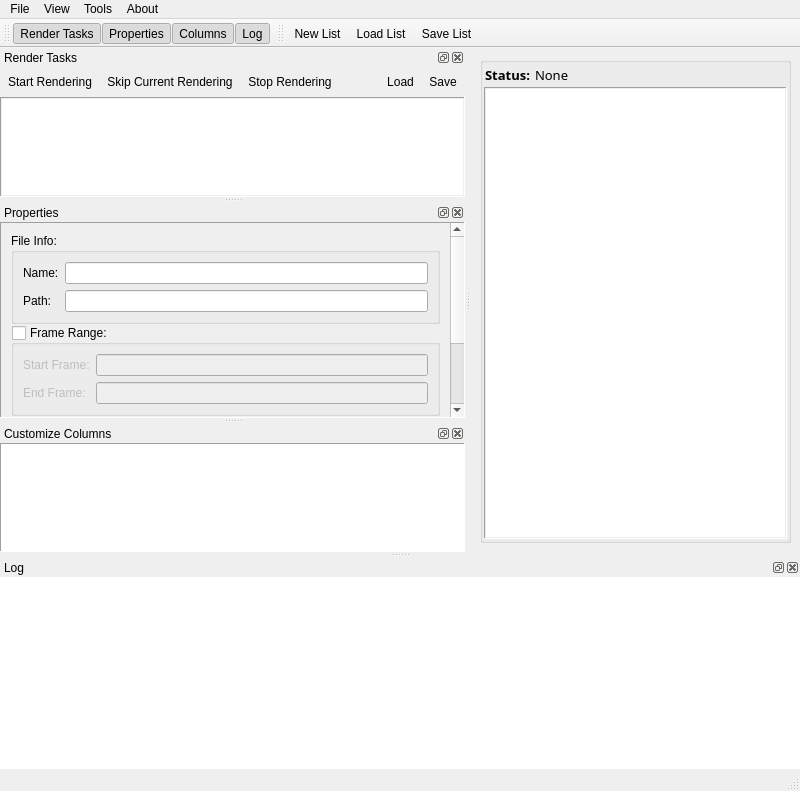
Above: uis/winMain.ui from kaymatrix/lra before the change. Below: the same form after it.
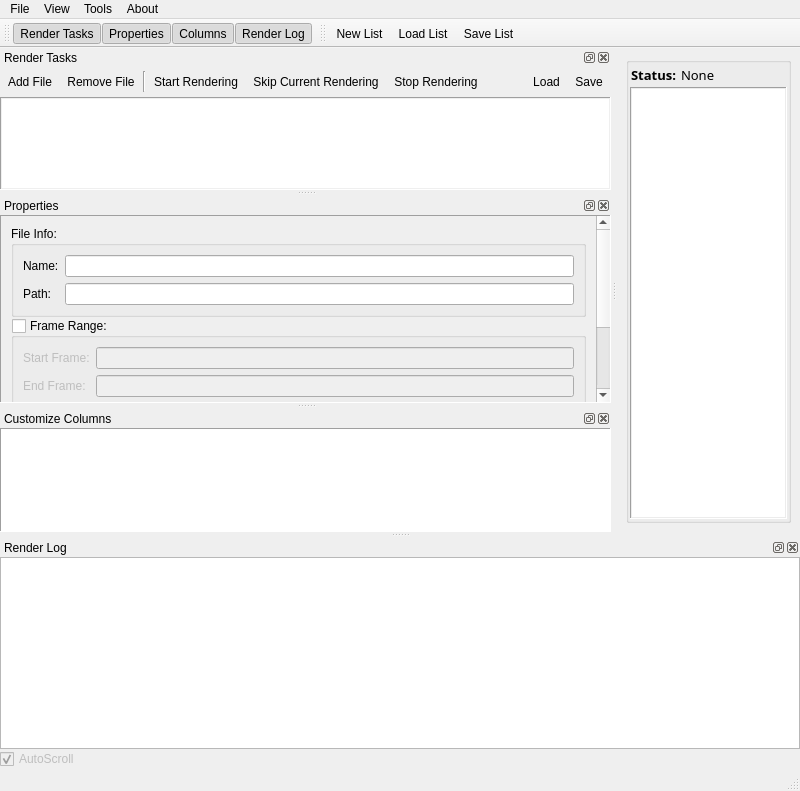
That is the form after the change.

The edit to the form file:
```diff
--- a/uis/winMain.ui
+++ b/uis/winMain.ui
@@ -205,7 +205,7 @@
         <property name="spacing">
          <number>1</number>
         </property>
-        <item row="0" column="0">
+        <item row="0" column="3">
          <widget class="QToolButton" name="btnStartRender">
           <property name="text">
            <string>Start Rendering</string>
@@ -218,7 +218,7 @@
           </property>
          </widget>
         </item>
-        <item row="0" column="3">
+        <item row="0" column="6">
          <spacer name="horizontalSpacer">
           <property name="orientation">
            <enum>Qt::Horizontal</enum>
@@ -231,7 +231,7 @@
           </property>
          </spacer>
         </item>
-        <item row="0" column="5">
+        <item row="0" column="8">
          <widget class="QToolButton" name="btnRTaskSave">
           <property name="text">
            <string>Save</string>
@@ -244,7 +244,7 @@
           </property>
          </widget>
         </item>
-        <item row="0" column="4">
+        <item row="0" column="7">
          <widget class="QToolButton" name="btnRTaskLoad">
           <property name="text">
            <string>Load</string>
@@ -257,7 +257,7 @@
           </property>
          </widget>
         </item>
-        <item row="0" column="2">
+        <item row="0" column="5">
          <widget class="QToolButton" name="btnTerminate">
           <property name="text">
            <string>Stop Rendering</string>
@@ -270,7 +270,7 @@
           </property>
          </widget>
         </item>
-        <item row="0" column="1">
+        <item row="0" column="4">
          <widget class="QToolButton" name="btnSkipRender">
           <property name="text">
            <string>Skip Current Rendering</string>
@@ -283,6 +283,39 @@
           </property>
          </widget>
         </item>
+        <item row="0" column="0">
+         <widget class="QToolButton" name="btnAddFile">
+          <property name="text">
+           <string>Add File</string>
+          </property>
+          <property name="toolButtonStyle">
+           <enum>Qt::ToolButtonTextBesideIcon</enum>
+          </property>
+          <property name="autoRaise">
+           <bool>true</bool>
+          </property>
+         </widget>
+        </item>
+        <item row="0" column="1">
+         <widget class="QToolButton" name="btnRemoveFile">
+          <property name="text">
+           <string>Remove File</string>
+          </property>
+          <property name="toolButtonStyle">
+           <enum>Qt::ToolButtonTextBesideIcon</enum>
+          </property>
+          <property name="autoRaise">
+           <bool>true</bool>
+          </property>
+         </widget>
+        </item>
+        <item row="0" column="2">
+         <widget class="Line" name="line">
+          <property name="orientation">
+           <enum>Qt::Vertical</enum>
+          </property>
+         </widget>
+        </item>
        </layout>
       </widget>
      </item>
@@ -354,7 +387,7 @@
          <rect>
           <x>0</x>
           <y>0</y>
-          <width>426</width>
+          <width>530</width>
           <height>261</height>
          </rect>
         </property>
@@ -621,7 +654,7 @@
   </widget>
   <widget class="QDockWidget" name="dckLog">
    <property name="windowTitle">
-    <string>Log</string>
+    <string>Render Log</string>
    </property>
    <attribute name="dockWidgetArea">
     <number>8</number>
@@ -634,10 +667,26 @@
      <property name="spacing">
       <number>0</number>
      </property>
+     <item row="1" column="0">
+      <widget class="QCheckBox" name="cbxAutoScroll">
+       <property name="enabled">
+        <bool>false</bool>
+       </property>
+       <property name="text">
+        <string>AutoScroll</string>
+       </property>
+       <property name="checked">
+        <bool>true</bool>
+       </property>
+      </widget>
+     </item>
      <item row="0" column="0">
-      <widget class="QTextBrowser" name="tbLog">
-       <property name="frameShape">
-        <enum>QFrame::NoFrame</enum>
+      <widget class="QPlainTextEdit" name="tbLog">
+       <property name="readOnly">
+        <bool>true</bool>
+       </property>
+       <property name="plainText">
+        <string/>
        </property>
       </widget>
      </item>
@@ -699,7 +748,7 @@
     <bool>true</bool>
    </property>
    <property name="text">
-    <string>Log</string>
+    <string>Render Log</string>
    </property>
   </action>
   <action name="actionNew_List">
```
Left out of the diff: 5 changed lines with no effect on the pictures.
